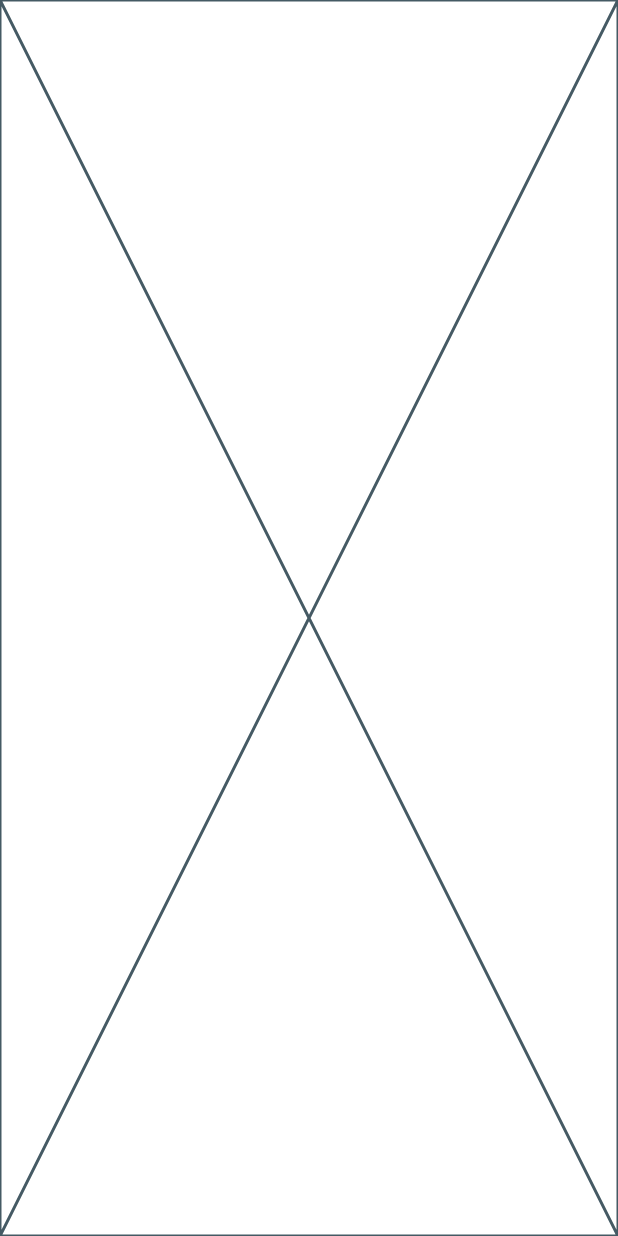
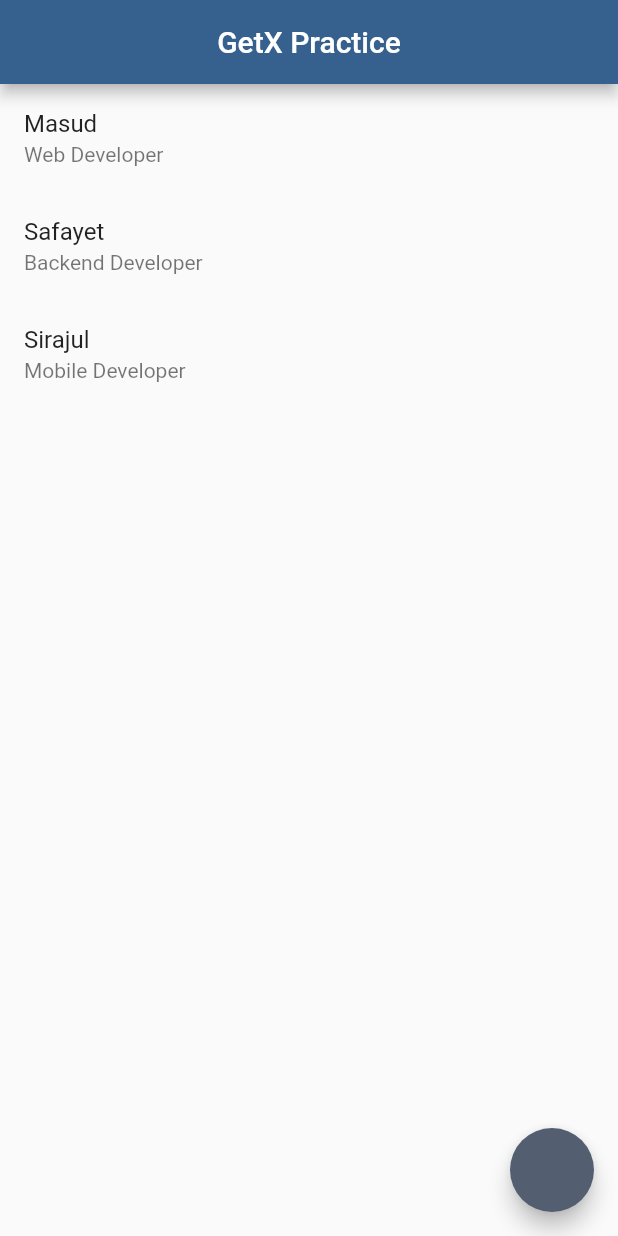
Before and after one commit to siraajul/get_getx, a Flutter app: the screen it shows after launch, on a phone screen of 412 x 824 dp. Run offline on Flutter 3.47's test engine with Material 3 defaults, Android fonts, the phone set to English and light mode, and no system bars; our stand-ins replace get.

Commit message:
New Setup with iOS

```diff
--- a/lib/app.dart
+++ b/lib/app.dart
@@ -1,7 +1,20 @@
 import 'package:flutter/material.dart';
+import 'package:get/get.dart';
+import 'home_screen.dart';
 
-import 'main.dart';
 
-void main() {
-  runApp(const GetGetx());
+class GetGetx extends StatelessWidget {
+  const GetGetx({super.key});
+  @override
+  Widget build(BuildContext context) {
+    return GetMaterialApp(
+      title: 'Flutter Demo',
+      theme: ThemeData(
+        colorScheme: ColorScheme.fromSeed(seedColor: Colors.blue),
+        useMaterial3: false,
+      ),
+      home: const HomeScreen(),
+      debugShowCheckedModeBanner: false,
+    );
+  }
 }
--- a/lib/home_screen.dart
+++ b/lib/home_screen.dart
@@ -1,10 +1,46 @@
 import 'package:flutter/material.dart';
+import 'package:get/route_manager.dart';
+import 'package:get/get.dart';
 
 class HomeScreen extends StatelessWidget {
   const HomeScreen({super.key});
 
   @override
   Widget build(BuildContext context) {
-    return const Placeholder();
+    return Scaffold(
+      appBar: AppBar(
+        title: const Text('GetX Practice'),
+        centerTitle: true,
+      ),
+      body: const Column(
+        children: [
+          ListTile(
+            title: Text('Masud'),
+            subtitle: Text('Web Developer'),
+          ),
+          ListTile(
+            title: Text('Safayet'),
+            subtitle: Text('Backend Developer'),
+          ),
+          ListTile(
+            title: Text('Sirajul'),
+            subtitle: Text('Mobile Developer'),
+          )
+        ],
+      ),
+      floatingActionButton: FloatingActionButton(
+        onPressed: () {
+          Get.snackbar(
+              'Sirajul Islam',
+              'Check My Github',
+              icon: Icon(Icons.add),
+
+            mainButton: TextButton(onPressed: (){}, child: Text('Click')),
+              backgroundColor: Colors.red,
+            snackPosition: SnackPosition.TOP,
+          );
+        },
+      ),
+    );
   }
 }
--- a/lib/main.dart
+++ b/lib/main.dart
@@ -1,18 +1,7 @@
 import 'package:flutter/material.dart';
-import 'home_screen.dart';
 
+import 'app.dart';
 
-class GetGetx extends StatelessWidget {
-  const GetGetx({super.key});
-  @override
-  Widget build(BuildContext context) {
-    return MaterialApp(
-      title: 'Flutter Demo',
-      theme: ThemeData(
-        colorScheme: ColorScheme.fromSeed(seedColor: Colors.deepPurple),
-        useMaterial3: true,
-      ),
-      home: const HomeScreen(),
-    );
-  }
+void main() {
+  runApp(const GetGetx());
 }
```
Also changed, not shown: pubspec.lock, 3 other files.
